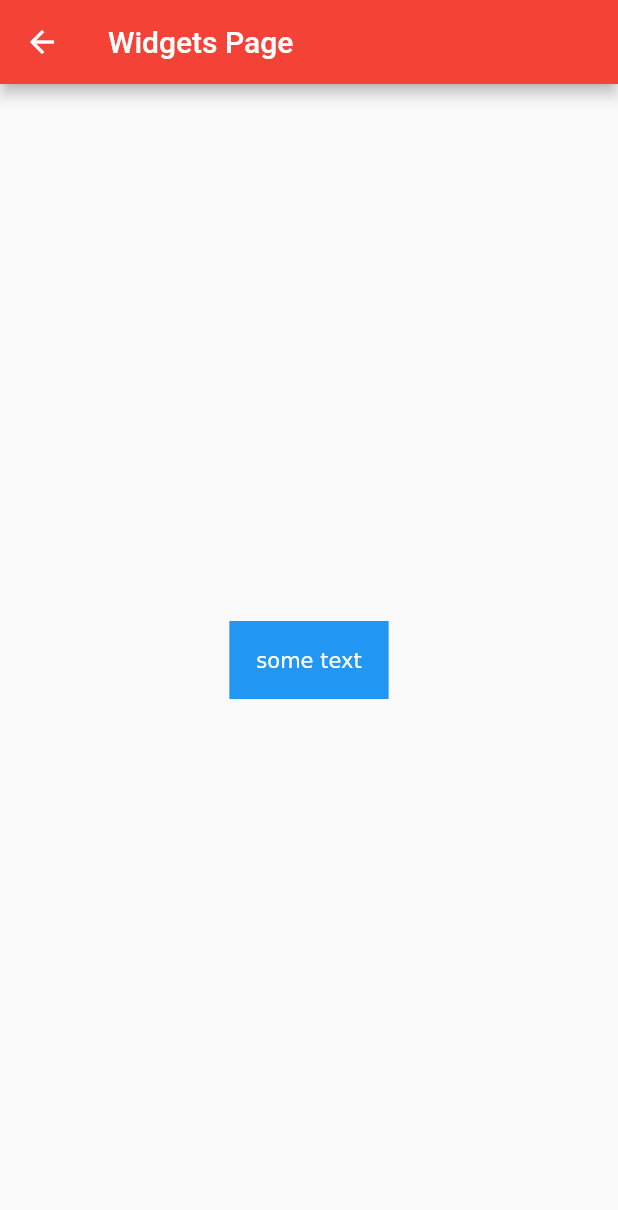
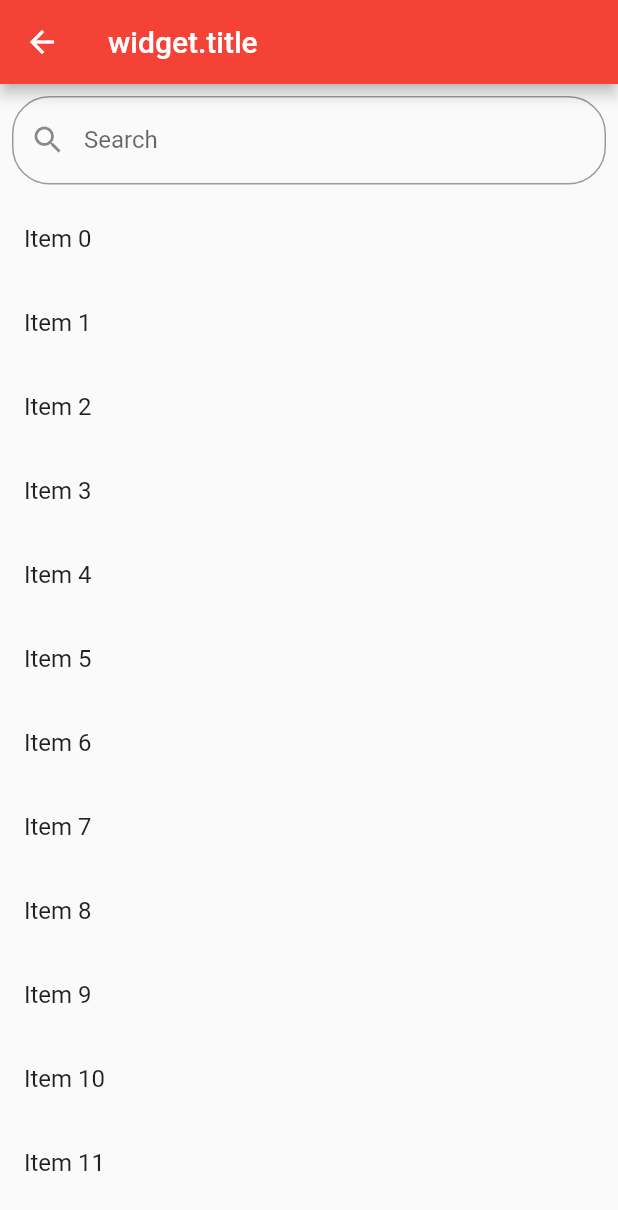
Before and after one commit to ammanath/agileCards, a Flutter app: the WidgetsPage screen opened directly, on a phone screen of 412 x 824 dp. Shown: the top 1210 px of the screen. Run offline on Flutter 3.47's test engine with Material 2 defaults, Android fonts, the phone set to English and light mode, and no system bars; our stand-ins replace animated_text_kit, google_fonts.

Commit message:
List search - start work

```diff
--- a/lib/agileCard.dart
+++ b/lib/agileCard.dart
@@ -76,13 +76,11 @@ class PopUpTextDisplay extends StatelessWidget {
           totalRepeatCount: 4,
           pause: Duration(milliseconds: 1500),
           speed: Duration(milliseconds: 60),
-
           textStyle: GoogleFonts.vt323(
             color: Colors.blue,
             letterSpacing: .5,
             fontSize: 32,
           ),
-
           displayFullTextOnTap: true,
           stopPauseOnTap: true,
         ));
--- a/lib/main.dart
+++ b/lib/main.dart
@@ -15,8 +15,8 @@ class AgileCardsApp extends StatelessWidget {
         primarySwatch: Colors.red,
         visualDensity: VisualDensity.adaptivePlatformDensity,
       ),
-      home: AgileCardsHome(),
-      //home:WidgetsPage(),
+      //home: AgileCardsHome(),
+      home:WidgetsPage(),
       debugShowCheckedModeBanner: false,
     );
   }
--- a/lib/widgetsPage.dart
+++ b/lib/widgetsPage.dart
@@ -1,28 +1,89 @@
 import 'package:flutter/material.dart';
 
-class WidgetsPage extends StatelessWidget {
+
+
+class WidgetsPage extends StatefulWidget {
+  WidgetsPage({Key key, this.title}) : super(key: key);
+  final String title;
+
+  @override
+  _WidgetsPageState createState() => new _WidgetsPageState();
+}
+
+class _WidgetsPageState extends State<WidgetsPage> {
+  TextEditingController editingController = TextEditingController();
+
+  final duplicateItems = List<String>.generate(100, (i) => "Item $i");
+  var items = List<String>();
+
+  @override
+  void initState() {
+    items.addAll(duplicateItems);
+    super.initState();
+  }
+
+  void filterSearchResults(String query) {
+    List<String> dummySearchList = List<String>();
+    dummySearchList.addAll(duplicateItems);
+    if(query.isNotEmpty) {
+      List<String> dummyListData = List<String>();
+      dummySearchList.forEach((item) {
+        if(item.contains(query)) {
+          dummyListData.add(item);
+        }
+      });
+      setState(() {
+        items.clear();
+        items.addAll(dummyListData);
+      });
+      return;
+    } else {
+      setState(() {
+        items.clear();
+        items.addAll(duplicateItems);
+      });
+    }
+
+  }
+
   @override
   Widget build(BuildContext context) {
-    return SafeArea(
-      child: Scaffold(
-          appBar: AppBar(
-              title: Text(
-            'Widgets Page',
-          )),
-          body: Center(
-            child: Container(
-              color: Colors.blue,
-
-              child: Padding(
-                padding: const EdgeInsets.all(18.0),
-                child: RichText(
-                  text:TextSpan(text:'some text'),
-
-
-                  ),
+    return new Scaffold(
+      appBar: new AppBar(
+        title: Text("widget.title"),
+      ),
+      body: Container(
+        child: Column(
+          children: <Widget>[
+            Padding(
+              padding: const EdgeInsets.all(8.0),
+              child: TextField(
+                onChanged: (value) {
+                  filterSearchResults(value);
+                },
+                controller: editingController,
+                decoration: InputDecoration(
+                    labelText: "Search",
+                    hintText: "Search",
+                    prefixIcon: Icon(Icons.search),
+                    border: OutlineInputBorder(
+                        borderRadius: BorderRadius.all(Radius.circular(25.0)))),
               ),
             ),
-          )),
+            Expanded(
+              child: ListView.builder(
+                shrinkWrap: true,
+                itemCount: items.length,
+                itemBuilder: (context, index) {
+                  return ListTile(
+                    title: Text('${items[index]}'),
+                  );
+                },
+              ),
+            ),
+          ],
+        ),
+      ),
     );
   }
 }
```
